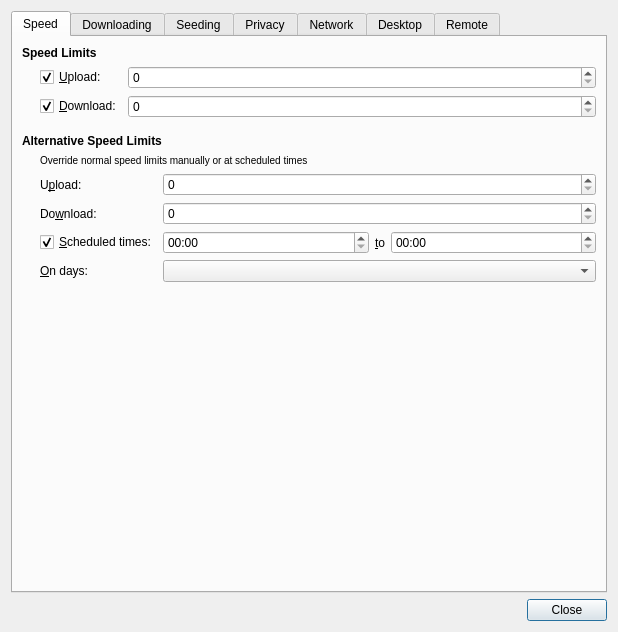
This is qt/PrefsDialog.ui in transmission/transmission as Qt 5 draws it before an edit. The edited form follows.
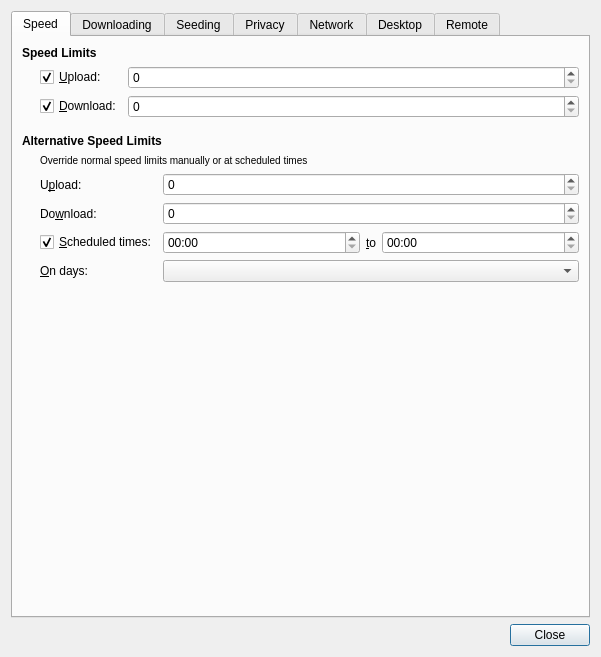
This is the edited form. Icons and pictures are not drawn. Custom widgets are drawn as their Qt base class.

Diff of the .ui file:
```diff
--- a/qt/PrefsDialog.ui
+++ b/qt/PrefsDialog.ui
@@ -6,8 +6,8 @@
    <rect>
     <x>0</x>
     <y>0</y>
-    <width>618</width>
-    <height>632</height>
+    <width>601</width>
+    <height>657</height>
    </rect>
   </property>
   <property name="windowTitle">
@@ -120,12 +120,6 @@
          </item>
          <item>
           <widget class="QLabel" name="altSpeedLimitsSectionIconLabel">
-           <property name="maximumSize">
-            <size>
-             <width>20</width>
-             <height>20</height>
-            </size>
-           </property>
            <property name="pixmap">
             <pixmap resource="application.qrc">:/icons/turtle.png</pixmap>
            </property>
```
